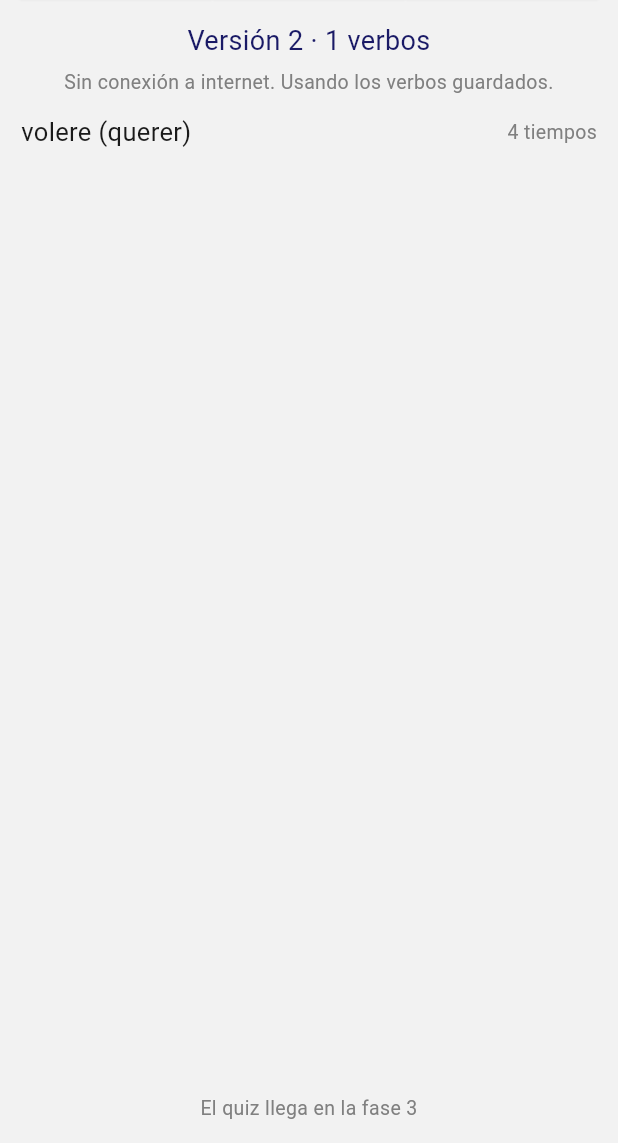
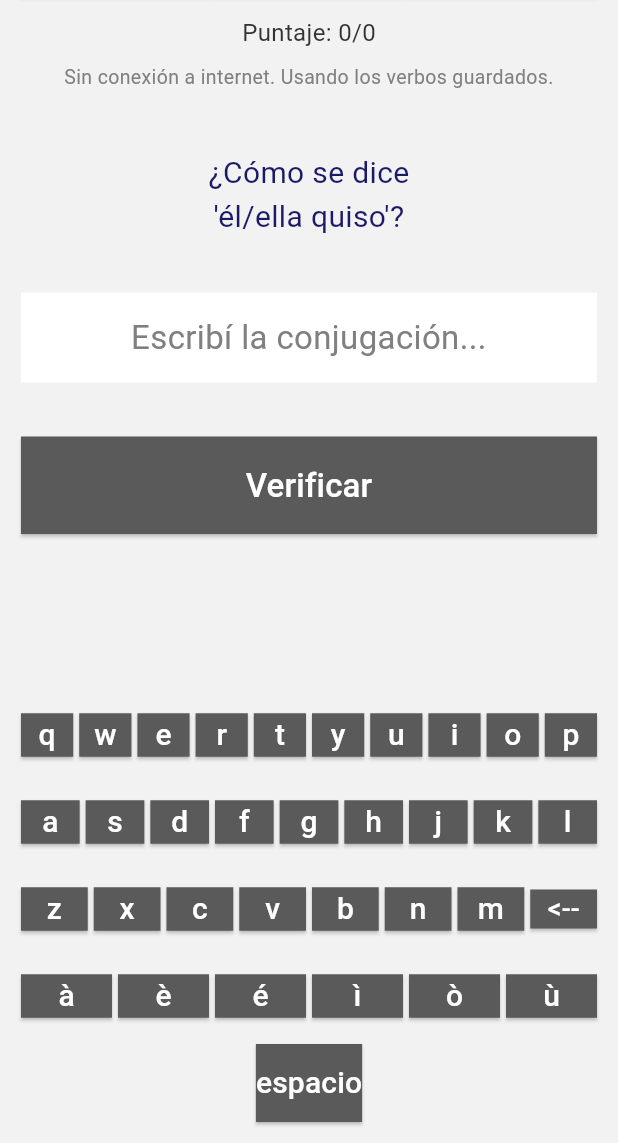
Before and after one commit to gmatiascr62/tukyliano, a Flutter app: the screen it shows after launch, on a phone screen of 412 x 824 dp, the part 93-1236 px from its top. Run offline on Flutter 3.47's test engine with Material 3 defaults, Android fonts, the phone set to English and light mode, and no system bars; network calls fail.

Commit message:
Fase 3 de la migración a Flutter: quiz de verbos con el teclado italiano (#26)
Paridad con la función principal de la app Kivy:

- Pantalla de selección con tildes de verbos y tiempos. Si no queda nada
  tildado se usa todo, igual que en Kivy.
- Quiz: pregunta en español, puntaje, feedback y el botón que alterna
  entre Verificar y Siguiente.
- Teclado propio con las vocales acentuadas. El campo de texto es un
  recuadro, no un TextField, para que nunca aparezca el teclado nativo:
  fue lo que en Kivy trajo los problemas de layout.
- Se reemplaza la pantalla de datos de la fase 2 por el quiz real.

Dos diferencias deliberadas respecto de Kivy:

- El contenido de arriba va en un scroll que ocupa el espacio sobrante.
  En un celular normal se ve igual (contenido arriba, teclado abajo),
  pero en una pantalla baja scrollea en vez de desbordar. Lo detectó el
  test de widget, que corre en una superficie de 600 px de alto.
- Mientras el usuario no elija nada se practica con todos los verbos, así
  los que llegan por actualización entran solos. En Kivy el quiz quedaba
  con los verbos viejos hasta volver a pasar por la selección.

Verificado localmente: flutter analyze sin issues y 29 tests, incluidos
los del quiz de punta a punta (respuesta correcta e incorrecta, borrar,
campo vacío, Siguiente, y el aviso cuando no hay datos).


Claude-Session: https://claude.ai/code/session_016YyJHbPSrdaeMMf1NK69Ki

Co-authored-by: Claude <noreply@anthropic.com>

```diff
--- /dev/null
+++ b/flutter_app/lib/logica/seleccion_azar.dart
@@ -0,0 +1,60 @@
+import 'dart:math';
+
+import '../modelos/verbo.dart';
+
+/// Un verbo/tiempo/persona sorteado para preguntar.
+class Combo {
+  const Combo({
+    required this.verbo,
+    required this.tiempo,
+    required this.persona,
+    required this.conjugacion,
+  });
+
+  final Verbo verbo;
+  final String tiempo;
+  final String persona;
+  final Conjugacion conjugacion;
+}
+
+/// Elige verbo, tiempo y persona al azar entre los que tengan datos cargados
+/// para alguno de los tiempos pedidos. Devuelve null si ninguno sirve.
+Combo? elegirComboAzar(
+  Iterable<Verbo> verbos,
+  List<String> tiempos, {
+  Random? azar,
+}) {
+  final random = azar ?? Random();
+
+  final validos = verbos.where((v) => v.tieneAlgunTiempo(tiempos)).toList();
+  if (validos.isEmpty) return null;
+
+  final verbo = validos[random.nextInt(validos.length)];
+  final tiemposVerbo =
+      tiempos.where(verbo.tiempos.containsKey).toList();
+  final tiempo = tiemposVerbo[random.nextInt(tiemposVerbo.length)];
+  final personas = verbo.tiempos[tiempo]!.keys.toList();
+  final persona = personas[random.nextInt(personas.length)];
+
+  return Combo(
+    verbo: verbo,
+    tiempo: tiempo,
+    persona: persona,
+    conjugacion: verbo.tiempos[tiempo]![persona]!,
+  );
+}
+
+/// Teclas especiales del teclado propio.
+const String teclaBorrar = '<--';
+const String teclaEspacio = 'espacio';
+
+/// Devuelve el texto actualizado después de tocar una tecla.
+String aplicarTecla(String textoActual, String tecla) {
+  if (tecla == teclaBorrar) {
+    return textoActual.isEmpty
+        ? textoActual
+        : textoActual.substring(0, textoActual.length - 1);
+  }
+  if (tecla == teclaEspacio) return '$textoActual ';
+  return textoActual + tecla;
+}
--- a/flutter_app/lib/main.dart
+++ b/flutter_app/lib/main.dart
@@ -1,10 +1,12 @@
 import 'package:flutter/material.dart';
 
+import 'constantes.dart';
 import 'datos/repositorio_verbos.dart';
 import 'modelos/verbo.dart';
 import 'pantallas/pantalla_articoli.dart';
 import 'pantallas/pantalla_frases.dart';
-import 'pantallas/pantalla_verbos.dart';
+import 'pantallas/pantalla_quiz.dart';
+import 'pantallas/pantalla_seleccion.dart';
 import 'tema.dart';
 import 'widgets/barra_superior.dart';
 
@@ -42,6 +44,18 @@ class _PantallaPrincipalState extends State<PantallaPrincipal> {
   DatosVerbos? _datos;
   String _estado = '';
 
+  /// La sección Verbos alterna entre el quiz y la pantalla de selección.
+  bool _eligiendoVerbos = false;
+
+  /// Null mientras el usuario no eligió nada: en ese caso se practica con
+  /// todos los verbos, así los que llegan por actualización entran solos.
+  List<String>? _verbosElegidos;
+  List<String>? _tiemposElegidos;
+
+  /// Cambia en cada "Empezar" para que el quiz arranque de cero (puntaje
+  /// incluido), igual que en Kivy, que recreaba el widget.
+  int _generacionQuiz = 0;
+
   @override
   void initState() {
     super.initState();
@@ -72,6 +86,34 @@ class _PantallaPrincipalState extends State<PantallaPrincipal> {
     });
   }
 
+  void _irA(Seccion seccion) {
+    setState(() {
+      _seccion = seccion;
+      // Tocar "Verbos" lleva a elegir qué practicar, como en la app Kivy.
+      if (seccion == Seccion.verbos) _eligiendoVerbos = true;
+    });
+  }
+
+  void _empezarQuiz(List<String> verbos, List<String> tiempos) {
+    setState(() {
+      _verbosElegidos = verbos;
+      _tiemposElegidos = tiempos;
+      _eligiendoVerbos = false;
+      _generacionQuiz++;
+    });
+  }
+
+  /// Los verbos con los que se practica: la selección del usuario, o todos.
+  List<Verbo> get _verbosParaPracticar {
+    final todos = _datos?.verbos ?? {};
+    final elegidos = _verbosElegidos;
+    if (elegidos == null) return todos.values.toList();
+    return elegidos
+        .where(todos.containsKey)
+        .map((nombre) => todos[nombre]!)
+        .toList();
+  }
+
   @override
   Widget build(BuildContext context) {
     return Scaffold(
@@ -80,9 +122,7 @@ class _PantallaPrincipalState extends State<PantallaPrincipal> {
           padding: const EdgeInsets.all(14),
           child: Column(
             children: [
-              BarraSuperior(
-                onSeccion: (seccion) => setState(() => _seccion = seccion),
-              ),
+              BarraSuperior(onSeccion: _irA),
               Expanded(child: _cuerpo()),
             ],
           ),
@@ -98,7 +138,34 @@ class _PantallaPrincipalState extends State<PantallaPrincipal> {
       case Seccion.frases:
         return const PantallaFrases();
       case Seccion.verbos:
-        return PantallaVerbos(datos: _datos, estado: _estado);
+        return _seccionVerbos();
     }
   }
+
+  Widget _seccionVerbos() {
+    final datos = _datos;
+    if (datos == null) {
+      return Center(
+        child: Text(
+          _estado.isEmpty ? 'Cargando verbos...' : _estado,
+          textAlign: TextAlign.center,
+          style: const TextStyle(fontSize: 16, color: Tema.textoTenue),
+        ),
+      );
+    }
+
+    if (_eligiendoVerbos) {
+      return PantallaSeleccion(
+        verbos: datos.verbos,
+        alConfirmar: _empezarQuiz,
+      );
+    }
+
+    return PantallaQuiz(
+      key: ValueKey(_generacionQuiz),
+      verbos: _verbosParaPracticar,
+      tiempos: _tiemposElegidos ?? tiemposDisponibles,
+      estado: _estado,
+    );
+  }
 }
--- /dev/null
+++ b/flutter_app/lib/pantallas/pantalla_quiz.dart
@@ -0,0 +1,181 @@
+import 'package:flutter/material.dart';
+
+import '../constantes.dart';
+import '../logica/seleccion_azar.dart';
+import '../modelos/verbo.dart';
+import '../tema.dart';
+import '../widgets/campo_texto.dart';
+import '../widgets/teclado.dart';
+
+/// Quiz de conjugaciones. Equivale a QuizVerbos de la app Kivy.
+class PantallaQuiz extends StatefulWidget {
+  const PantallaQuiz({
+    super.key,
+    required this.verbos,
+    required this.tiempos,
+    required this.estado,
+  });
+
+  final List<Verbo> verbos;
+  final List<String> tiempos;
+
+  /// Mensaje del chequeo de verbos nuevos.
+  final String estado;
+
+  @override
+  State<PantallaQuiz> createState() => _PantallaQuizState();
+}
+
+class _PantallaQuizState extends State<PantallaQuiz> {
+  int _puntaje = 0;
+  int _total = 0;
+  String _textoActual = '';
+  String _feedback = '';
+  Color _colorFeedback = Tema.texto;
+  bool _mostrandoResultado = false;
+
+  Combo? _combo;
+  String _mensajeSinDatos = '';
+
+  @override
+  void initState() {
+    super.initState();
+    _nuevaPregunta();
+  }
+
+  void _nuevaPregunta() {
+    // Si ningún verbo tiene datos para los tiempos elegidos, se prueba con
+    // cualquier tiempo antes de darse por vencido, igual que en Kivy.
+    var combo = elegirComboAzar(widget.verbos, widget.tiempos);
+    combo ??= elegirComboAzar(widget.verbos, tiemposDisponibles);
+
+    setState(() {
+      _combo = combo;
+      _mensajeSinDatos = combo == null
+          ? 'No hay verbos con datos cargados.\nRevisá verbos.json / data.json.'
+          : '';
+      _textoActual = '';
+      _feedback = '';
+      _mostrandoResultado = false;
+    });
+  }
+
+  void _onTecla(String tecla) {
+    setState(() => _textoActual = aplicarTecla(_textoActual, tecla));
+  }
+
+  void _accionBoton() {
+    if (_mostrandoResultado) {
+      _nuevaPregunta();
+    } else {
+      _verificar();
+    }
+  }
+
+  void _verificar() {
+    final respuesta = _textoActual.trim().toLowerCase();
+    if (respuesta.isEmpty || _combo == null) return;
+
+    final correcta = _combo!.conjugacion.italiano.toLowerCase();
+    final acerto = respuesta == correcta;
+
+    setState(() {
+      _total++;
+      if (acerto) {
+        _puntaje++;
+        _feedback = '¡Correcto!';
+        _colorFeedback = Tema.correcto;
+      } else {
+        _feedback = 'Incorrecto. Era: $correcta';
+        _colorFeedback = Tema.incorrecto;
+      }
+      _mostrandoResultado = true;
+    });
+  }
+
+  @override
+  Widget build(BuildContext context) {
+    final pregunta = _combo == null
+        ? _mensajeSinDatos
+        : "¿Cómo se dice\n'${_combo!.conjugacion.espanol}'?";
+
+    return Column(
+      crossAxisAlignment: CrossAxisAlignment.stretch,
+      children: [
+        // Todo lo de arriba va en un scroll que ocupa el espacio sobrante:
+        // en un celular normal se ve igual que antes (contenido arriba,
+        // teclado abajo), y en una pantalla baja scrollea en vez de romperse.
+        Expanded(
+          child: SingleChildScrollView(
+            child: Column(
+              crossAxisAlignment: CrossAxisAlignment.stretch,
+              children: _contenido(pregunta),
+            ),
+          ),
+        ),
+        Teclado(onTecla: _onTecla),
+      ],
+    );
+  }
+
+  List<Widget> _contenido(String pregunta) {
+    return [
+        SizedBox(
+          height: 40,
+          child: Center(
+            child: Text(
+              'Puntaje: $_puntaje/$_total',
+              style: const TextStyle(fontSize: 16, color: Color(0xFF333333)),
+            ),
+          ),
+        ),
+        if (widget.estado.isNotEmpty)
+          Padding(
+            padding: const EdgeInsets.only(bottom: 4),
+            child: Text(
+              widget.estado,
+              textAlign: TextAlign.center,
+              style: const TextStyle(fontSize: 13, color: Tema.textoTenue),
+            ),
+          ),
+        SizedBox(
+          height: 130,
+          child: Center(
+            child: Text(
+              pregunta,
+              textAlign: TextAlign.center,
+              style: const TextStyle(fontSize: 20, color: Tema.titulo),
+            ),
+          ),
+        ),
+        CampoTexto(texto: _textoActual),
+        // Alto fijo siempre: si cambiara al aparecer el texto, se recalcularía
+        // el layout de toda la pantalla (el bug que tuvo la versión Kivy).
+        SizedBox(
+          height: 36,
+          child: Center(
+            child: Text(
+              _feedback,
+              textAlign: TextAlign.center,
+              style: TextStyle(fontSize: 20, color: _colorFeedback),
+            ),
+          ),
+        ),
+        SizedBox(
+          height: 65,
+          child: ElevatedButton(
+            onPressed: _accionBoton,
+            style: ElevatedButton.styleFrom(
+              backgroundColor: Tema.boton,
+              foregroundColor: Tema.textoBoton,
+              shape: const RoundedRectangleBorder(),
+            ),
+            child: Text(
+              _mostrandoResultado ? 'Siguiente' : 'Verificar',
+              style: const TextStyle(fontSize: 22),
+            ),
+          ),
+        ),
+    ];
+  }
+}
--- a/flutter_app/lib/pantallas/pantalla_verbos.dart
+++ /dev/null
@@ -1,96 +0,0 @@
-import 'package:flutter/material.dart';
-
-import '../modelos/verbo.dart';
-import '../tema.dart';
-
-/// Fase 2: muestra los verbos cargados y la versión, para verificar que la
-/// carga local y la actualización remota funcionan. El quiz llega en la fase 3.
-class PantallaVerbos extends StatelessWidget {
-  const PantallaVerbos({super.key, required this.datos, required this.estado});
-
-  final DatosVerbos? datos;
-  final String estado;
-
-  @override
-  Widget build(BuildContext context) {
-    if (datos == null) {
-      return const Center(
-        child: Text(
-          'Cargando verbos...',
-          style: TextStyle(fontSize: 16, color: Tema.textoTenue),
-        ),
-      );
-    }
-
-    final verbos = datos!.verbos.values.toList();
-
-    return Column(
-      crossAxisAlignment: CrossAxisAlignment.stretch,
-      children: [
-        const SizedBox(height: 12),
-        Text(
-          'Versión ${datos!.version} · ${verbos.length} verbos',
-          textAlign: TextAlign.center,
-          style: const TextStyle(fontSize: 18, color: Tema.titulo),
-        ),
-        SizedBox(
-          height: 30,
-          child: Center(
-            child: Text(
-              estado,
-              textAlign: TextAlign.center,
-              style: const TextStyle(fontSize: 13, color: Tema.textoTenue),
-            ),
-          ),
-        ),
-        Expanded(
-          child: verbos.isEmpty
-              ? const Center(
-                  child: Text(
-                    'No hay verbos con datos cargados.',
-                    style: TextStyle(fontSize: 16, color: Tema.textoTenue),
-                  ),
-                )
-              : ListView.builder(
-                  itemCount: verbos.length,
-                  itemBuilder: (context, i) => _FilaVerbo(verbo: verbos[i]),
-                ),
-        ),
-        const Text(
-          'El quiz llega en la fase 3',
-          textAlign: TextAlign.center,
-          style: TextStyle(fontSize: 13, color: Tema.textoTenue),
-        ),
-      ],
-    );
-  }
-}
-
-class _FilaVerbo extends StatelessWidget {
-  const _FilaVerbo({required this.verbo});
-
-  final Verbo verbo;
-
-  @override
-  Widget build(BuildContext context) {
-    final tiempos = verbo.tiempos.keys.length;
-    return Padding(
-      padding: const EdgeInsets.symmetric(vertical: 6),
-      child: Row(
-        mainAxisAlignment: MainAxisAlignment.spaceBetween,
-        children: [
-          Flexible(
-            child: Text(
-              '${verbo.nombre} (${verbo.traduccion})',
-              style: const TextStyle(fontSize: 17, color: Tema.texto),
-            ),
-          ),
-          Text(
-            tiempos == 1 ? '1 tiempo' : '$tiempos tiempos',
-            style: const TextStyle(fontSize: 13, color: Tema.textoTenue),
-          ),
-        ],
-      ),
-    );
-  }
-}
--- /dev/null
+++ b/flutter_app/lib/widgets/campo_texto.dart
@@ -0,0 +1,37 @@
+import 'package:flutter/material.dart';
+
+import '../tema.dart';
+
+const String placeholder = 'Escribí la conjugación...';
+
+/// Recuadro blanco que muestra lo que se escribió con el teclado propio.
+/// No es un campo de texto real a propósito: así nunca aparece el teclado
+/// nativo de Android, que en la app Kivy trajo problemas de layout.
+class CampoTexto extends StatelessWidget {
+  const CampoTexto({super.key, required this.texto, this.placeholderTexto = placeholder});
+
+  final String texto;
+  final String placeholderTexto;
+
+  @override
+  Widget build(BuildContext context) {
+    final vacio = texto.isEmpty;
+    return Container(
+      height: 60,
+      width: double.infinity,
+      color: Colors.white,
+      alignment: Alignment.center,
+      padding: const EdgeInsets.symmetric(horizontal: 8),
+      child: Text(
+        vacio ? placeholderTexto : texto,
+        textAlign: TextAlign.center,
+        maxLines: 1,
+        overflow: TextOverflow.ellipsis,
+        style: TextStyle(
+          fontSize: 22,
+          color: vacio ? Tema.textoTenue : Tema.texto,
+        ),
+      ),
+    );
+  }
+}
--- /dev/null
+++ b/flutter_app/lib/widgets/teclado.dart
@@ -0,0 +1,84 @@
+import 'package:flutter/material.dart';
+
+import '../logica/seleccion_azar.dart';
+import '../tema.dart';
+
+/// Filas del teclado propio, iguales a las de la app Kivy.
+const List<List<String>> filasTeclado = [
+  ['q', 'w', 'e', 'r', 't', 'y', 'u', 'i', 'o', 'p'],
+  ['a', 's', 'd', 'f', 'g', 'h', 'j', 'k', 'l'],
+  ['z', 'x', 'c', 'v', 'b', 'n', 'm', teclaBorrar],
+  ['à', 'è', 'é', 'ì', 'ò', 'ù'],
+];
+
+/// Teclado italiano propio (letras + acentos + espacio + borrar). Se usa en
+/// vez del teclado nativo para tener las vocales acentuadas a mano.
+class Teclado extends StatelessWidget {
+  const Teclado({super.key, required this.onTecla});
+
+  final ValueChanged<String> onTecla;
+
+  @override
+  Widget build(BuildContext context) {
+    return Column(
+      mainAxisSize: MainAxisSize.min,
+      children: [
+        for (final fila in filasTeclado) ...[
+          _Fila(teclas: fila, onTecla: onTecla),
+          const SizedBox(height: 6),
+        ],
+        SizedBox(
+          height: 52,
+          child: _Tecla(texto: teclaEspacio, onTecla: onTecla),
+        ),
+      ],
+    );
+  }
+}
+
+class _Fila extends StatelessWidget {
+  const _Fila({required this.teclas, required this.onTecla});
+
+  final List<String> teclas;
+  final ValueChanged<String> onTecla;
+
+  @override
+  Widget build(BuildContext context) {
+    return SizedBox(
+      height: 52,
+      child: Row(
+        children: [
+          for (int i = 0; i < teclas.length; i++) ...[
+            if (i > 0) const SizedBox(width: 4),
+            Expanded(child: _Tecla(texto: teclas[i], onTecla: onTecla)),
+          ],
+        ],
+      ),
+    );
+  }
+}
+
+class _Tecla extends StatelessWidget {
+  const _Tecla({required this.texto, required this.onTecla});
+
+  final String texto;
+  final ValueChanged<String> onTecla;
+
+  @override
+  Widget build(BuildContext context) {
+    return ElevatedButton(
+      onPressed: () => onTecla(texto),
+      style: ElevatedButton.styleFrom(
+        backgroundColor: Tema.boton,
+        foregroundColor: Tema.textoBoton,
+        shape: const RoundedRectangleBorder(),
+        padding: EdgeInsets.zero,
+        minimumSize: Size.zero,
+      ),
+      child: Text(
+        texto,
+        style: TextStyle(fontSize: texto == teclaBorrar ? 18 : 20),
+      ),
+    );
+  }
+}
```
Also changed, not shown: flutter_app/lib/pantallas/pantalla_seleccion.dart (added, +171 -0 lines), 3 other files.
